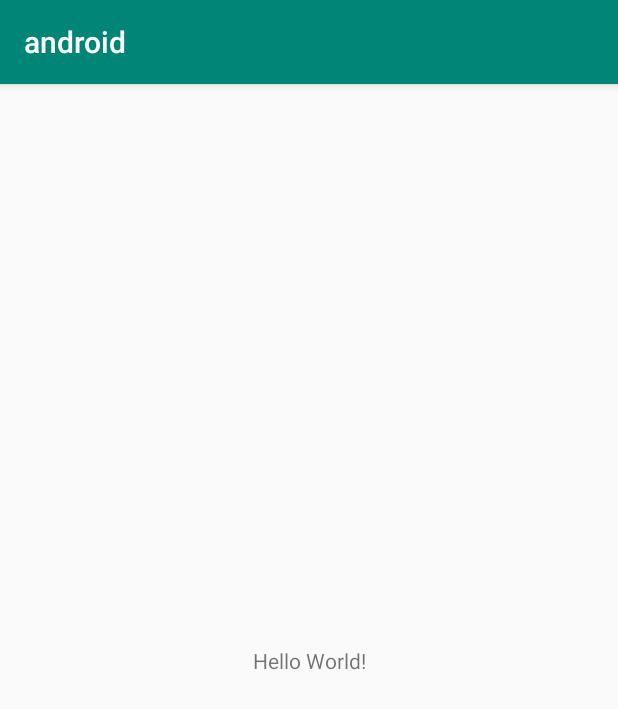
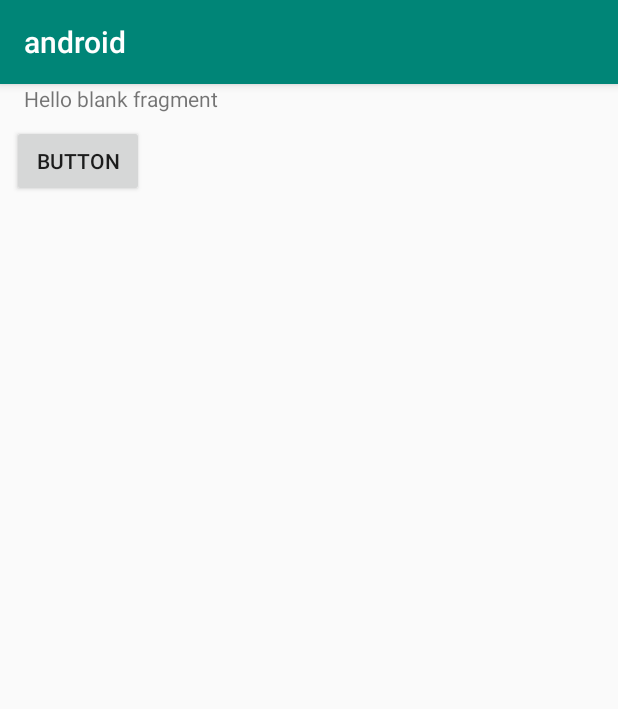
Before and after one commit to spajam-2019/template, an Android app: the screen it shows after launch (MainActivity), on a phone screen of 412 x 824 dp. Shown: the top 709 px of the screen. Run offline under Robolectric (Android 15) with nearby library versions, the phone set to English and light mode, and no system bars; libraries missing offline, so code that uses them is left out: io.socket.client; 1 statement that could not run was skipped.

Commit message:
android navifationを導入

```diff
--- /dev/null
+++ b/android/app/src/main/java/com/example/pulpunte/android/OneFragment.kt
@@ -0,0 +1,39 @@
+package com.example.pulpunte.android
+
+import android.content.Context
+import android.net.Uri
+import android.os.Bundle
+import android.support.v4.app.Fragment
+import android.view.LayoutInflater
+import android.view.View
+import android.view.ViewGroup
+import androidx.navigation.Navigation
+import androidx.navigation.fragment.findNavController
+import kotlinx.android.synthetic.main.fragment_one.view.*
+import java.time.LocalDate
+
+
+/**
+ * A simple [Fragment] subclass.
+ * Activities that contain this fragment must implement the
+ * [OneFragment.OnFragmentInteractionListener] interface
+ * to handle interaction events.
+ * Use the [OneFragment.newInstance] factory method to
+ * create an instance of this fragment.
+ *
+ */
+class OneFragment : Fragment() {
+
+    override fun onCreateView(
+        inflater: LayoutInflater, container: ViewGroup?,
+        savedInstanceState: Bundle?
+    ): View? {
+        // Inflate the layout for this fragment
+        val view = inflater.inflate(R.layout.fragment_one, container, false)
+        view.button.setOnClickListener {
+            val action = OneFragmentDirections.actionOneFragmentToSecondFragment(LocalDate.now())
+            findNavController().navigate(action)
+        }
+        return view
+    }
+}
--- a/android/app/src/main/res/layout/activity_main.xml
+++ b/android/app/src/main/res/layout/activity_main.xml
@@ -7,13 +7,17 @@
         android:layout_height="match_parent"
         tools:context=".MainActivity">
 
-    <TextView
-            android:layout_width="wrap_content"
-            android:layout_height="wrap_content"
-            android:text="Hello World!"
-            app:layout_constraintBottom_toBottomOf="parent"
+    <fragment
+            android:id="@+id/nav_host_fragment"
+            android:name="androidx.navigation.fragment.NavHostFragment"
+            android:layout_width="0dp"
+            android:layout_height="0dp"
             app:layout_constraintLeft_toLeftOf="parent"
             app:layout_constraintRight_toRightOf="parent"
-            app:layout_constraintTop_toTopOf="parent"/>
+            app:layout_constraintTop_toTopOf="parent"
+            app:layout_constraintBottom_toBottomOf="parent"
+
+            app:defaultNavHost="true"
+            app:navGraph="@navigation/nav_graph" />
 
 </android.support.constraint.ConstraintLayout>
--- /dev/null
+++ b/android/app/src/main/res/layout/fragment_one.xml
@@ -0,0 +1,28 @@
+<?xml version="1.0" encoding="utf-8"?>
+<FrameLayout xmlns:android="http://schemas.android.com/apk/res/android"
+             xmlns:app="http://schemas.android.com/apk/res-auto" xmlns:tools="http://schemas.android.com/tools"
+             android:layout_width="match_parent"
+             android:layout_height="match_parent"
+             tools:context=".OneFragment">
+
+    <!-- TODO: Update blank fragment layout -->
+    <android.support.constraint.ConstraintLayout
+            android:layout_width="match_parent"
+            android:layout_height="wrap_content">
+
+        <TextView
+                android:layout_width="match_parent"
+                android:layout_height="match_parent"
+                android:text="@string/hello_blank_fragment" app:layout_constraintStart_toStartOf="parent"
+                android:layout_marginStart="16dp" android:id="@+id/textView"/>
+        <Button
+                android:text="Button"
+                android:layout_width="wrap_content"
+                android:layout_height="wrap_content" android:id="@+id/button"
+                android:layout_marginTop="8dp"
+                app:layout_constraintTop_toBottomOf="@+id/textView" app:layout_constraintStart_toStartOf="parent"
+                android:layout_marginStart="8dp"/>
+    </android.support.constraint.ConstraintLayout>
+
+
+</FrameLayout>
--- /dev/null
+++ b/android/app/src/main/res/navigation/nav_graph.xml
@@ -0,0 +1,18 @@
+<?xml version="1.0" encoding="utf-8"?>
+<navigation xmlns:android="http://schemas.android.com/apk/res/android"
+            xmlns:app="http://schemas.android.com/apk/res-auto"
+            xmlns:tools="http://schemas.android.com/tools" android:id="@+id/nav_graph"
+            app:startDestination="@id/oneFragment">
+
+
+    <fragment android:id="@+id/oneFragment" android:name="com.example.pulpunte.android.OneFragment"
+              android:label="fragment_one" tools:layout="@layout/fragment_one">
+        <action android:id="@+id/action_oneFragment_to_secondFragment" app:destination="@id/secondFragment">
+            <argument android:name="date" app:argType="java.time.LocalDate"/>
+        </action>
+    </fragment>
+    <fragment android:id="@+id/secondFragment" android:name="com.example.pulpunte.android.SecondFragment"
+              android:label="fragment_second" tools:layout="@layout/fragment_second">
+        <argument android:name="date" app:argType="java.time.LocalDate"/>
+    </fragment>
+</navigation>
--- a/android/app/src/main/res/values/strings.xml
+++ b/android/app/src/main/res/values/strings.xml
@@ -1,3 +1,6 @@
 <resources>
     <string name="app_name">android</string>
+
+    <!-- TODO: Remove or change this placeholder text -->
+    <string name="hello_blank_fragment">Hello blank fragment</string>
 </resources>
--- a/android/build.gradle
+++ b/android/build.gradle
@@ -12,6 +12,7 @@ buildscript {
         classpath "org.jetbrains.kotlin:kotlin-gradle-plugin:$kotlin_version"
         // NOTE: Do not place your application dependencies here; they belong
         // in the individual module build.gradle files
+        classpath "androidx.navigation:navigation-safe-args-gradle-plugin:2.1.0-alpha02"
     }
 }
 
--- a/android/gradle.properties
+++ b/android/gradle.properties
@@ -13,3 +13,4 @@ org.gradle.jvmargs=-Xmx1536m
 # org.gradle.parallel=true
 # Kotlin code style for this project: "official" or "obsolete":
 kotlin.code.style=official
+android.useAndroidX=true
```
Also changed, not shown: android/app/build.gradle (+12 -3 lines), android/app/src/main/java/com/example/pulpunte/android/SecondFragment.kt (added, +35 -0 lines), android/app/src/main/res/layout/fragment_second.xml (added, +14 -0 lines).
